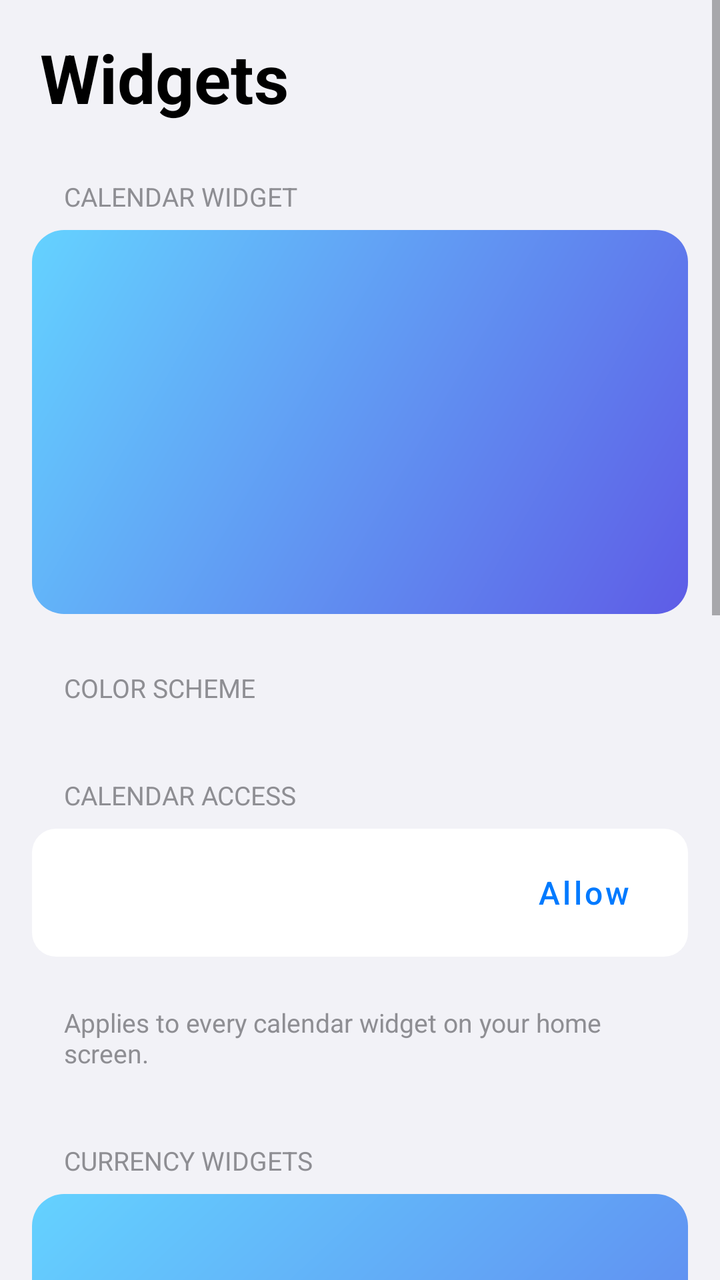
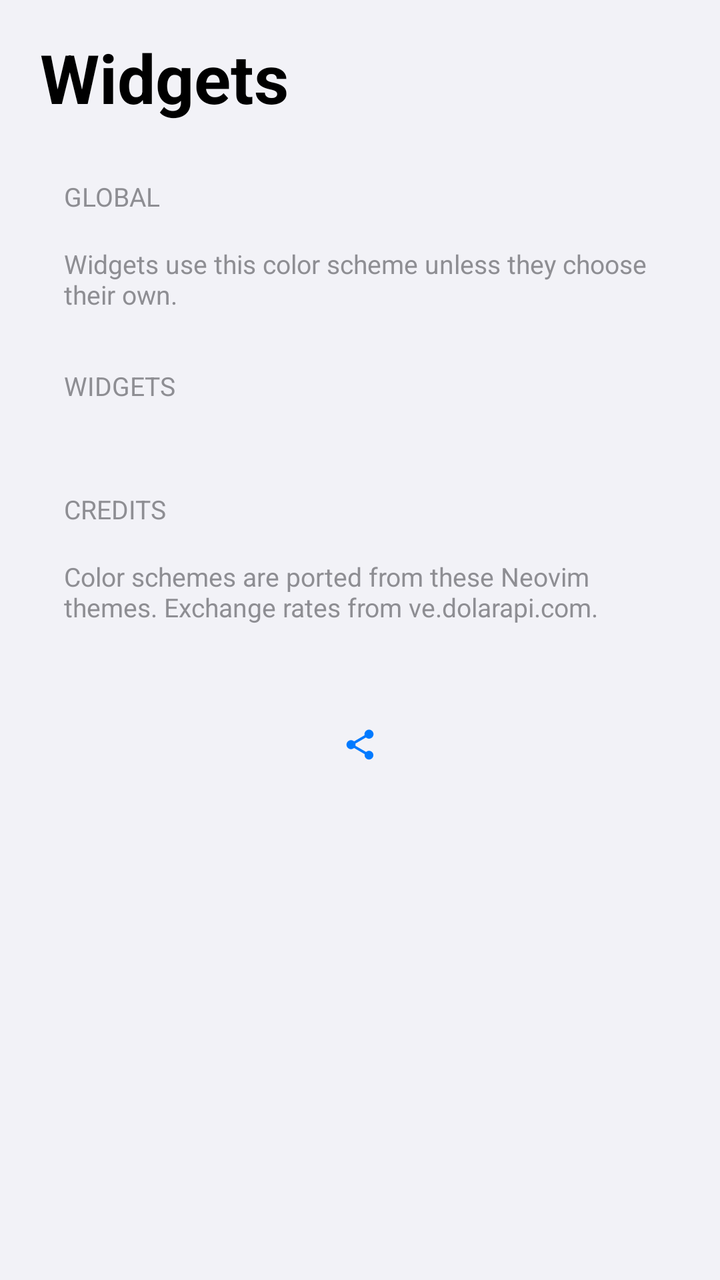

The first picture is an Android layout as it rendered before a commit; the second is the same layout after the commit. The layout source and the unified diff follow.
<!-- AndroidManifest.xml: application theme Theme.WidgetKit -->
<!-- res/layout/activity_main.xml -->
<?xml version="1.0" encoding="utf-8"?>
<ScrollView xmlns:android="http://schemas.android.com/apk/res/android"
    android:id="@+id/root"
    android:layout_width="match_parent"
    android:layout_height="match_parent"
    android:clipToPadding="false"
    android:fillViewport="true">

    <LinearLayout
        android:layout_width="match_parent"
        android:layout_height="wrap_content"
        android:orientation="vertical"
        android:paddingStart="16dp"
        android:paddingEnd="16dp"
        android:paddingBottom="24dp">

        <TextView
            android:layout_width="wrap_content"
            android:layout_height="wrap_content"
            android:layout_marginStart="4dp"
            android:layout_marginTop="16dp"
            android:text="@string/settings_title"
            android:textColor="@color/app_label"
            android:textSize="34sp"
            android:textStyle="bold" />

        
        <TextView
            style="@style/SettingsSectionHeader"
            android:text="@string/settings_section_calendar" />

        <FrameLayout style="@style/SettingsPreviewBackdrop">

            <FrameLayout
                android:id="@+id/preview_calendar"
                android:layout_width="match_parent"
                android:layout_height="160dp" />
        </FrameLayout>

        <TextView
            style="@style/SettingsSectionHeader"
            android:text="@string/settings_section_scheme" />

        <LinearLayout
            android:id="@+id/scheme_list_calendar"
            style="@style/SettingsList" />

        <TextView
            style="@style/SettingsSectionHeader"
            android:text="@string/settings_section_access" />

        <LinearLayout
            style="@style/SettingsCard"
            android:gravity="center_vertical"
            android:orientation="horizontal">

            <TextView
                android:id="@+id/access_status"
                android:layout_width="0dp"
                android:layout_height="wrap_content"
                android:layout_weight="1"
                android:textColor="@color/app_label"
                android:textSize="16sp" />

            <com.google.android.material.button.MaterialButton
                android:id="@+id/access_button"
                style="@style/Widget.MaterialComponents.Button.TextButton"
                android:layout_width="wrap_content"
                android:layout_height="wrap_content"
                android:text="@string/settings_access_allow"
                android:textAllCaps="false"
                android:textSize="16sp" />
        </LinearLayout>

        <LinearLayout
            android:id="@+id/actions_calendar"
            style="@style/SettingsList"
            android:layout_marginTop="16dp" />

        <TextView
            style="@style/SettingsFooter"
            android:text="@string/settings_footer_calendar" />

        
        <TextView
            style="@style/SettingsSectionHeader"
            android:layout_marginTop="36dp"
            android:text="@string/settings_section_currency" />

        <LinearLayout
            style="@style/SettingsPreviewBackdrop"
            android:orientation="vertical">

            <LinearLayout
                android:layout_width="match_parent"
                android:layout_height="wrap_content"
                android:orientation="horizontal">

                <FrameLayout
                    android:id="@+id/preview_usd"
                    android:layout_width="0dp"
                    android:layout_height="150dp"
                    android:layout_weight="1" />

                <Space
                    android:layout_width="16dp"
                    android:layout_height="0dp" />

                <FrameLayout
                    android:id="@+id/preview_eur"
                    android:layout_width="0dp"
                    android:layout_height="150dp"
                    android:layout_weight="1" />
            </LinearLayout>

            <FrameLayout
                android:id="@+id/preview_both"
                android:layout_width="match_parent"
                android:layout_height="150dp"
                android:layout_marginTop="16dp" />
        </LinearLayout>

        <TextView
            style="@style/SettingsSectionHeader"
            android:text="@string/settings_section_scheme" />

        <LinearLayout
            android:id="@+id/scheme_list_currency"
            style="@style/SettingsList" />

        <TextView
            style="@style/SettingsSectionHeader"
            android:text="@string/settings_section_sources" />

        <LinearLayout
            android:id="@+id/sources_list"
            style="@style/SettingsList" />

        <TextView
            style="@style/SettingsSectionHeader"
            android:text="@string/settings_section_display" />

        <LinearLayout
            style="@style/SettingsCard"
            android:gravity="center_vertical"
            android:orientation="horizontal"
            android:paddingEnd="16dp">

            <LinearLayout
                android:layout_width="0dp"
                android:layout_height="wrap_content"
                android:layout_weight="1"
                android:orientation="vertical">

                <TextView
                    android:layout_width="wrap_content"
                    android:layout_height="wrap_content"
                    android:text="@string/settings_show_change"
                    android:textColor="@color/app_label"
                    android:textSize="16sp" />

                <TextView
                    android:layout_width="wrap_content"
                    android:layout_height="wrap_content"
                    android:layout_marginTop="2dp"
                    android:text="@string/settings_show_change_hint"
                    android:textColor="@color/app_secondary_label"
                    android:textSize="13sp" />
            </LinearLayout>

            <com.google.android.material.switchmaterial.SwitchMaterial
                android:id="@+id/show_change_switch"
                android:layout_width="wrap_content"
                android:layout_height="wrap_content" />
        </LinearLayout>

        <LinearLayout
            android:id="@+id/actions_currency"
            style="@style/SettingsList"
            android:layout_marginTop="16dp" />

        <TextView
            style="@style/SettingsFooter"
            android:text="@string/settings_footer_currency" />

        
        <LinearLayout
            android:layout_width="wrap_content"
            android:layout_height="wrap_content"
            android:layout_gravity="center_horizontal"
            android:layout_marginTop="40dp"
            android:gravity="center_vertical"
            android:orientation="horizontal">

            <TextView
                android:id="@+id/app_version"
                android:layout_width="wrap_content"
                android:layout_height="wrap_content"
                android:textColor="@color/app_secondary_label"
                android:textIsSelectable="true"
                android:textSize="13sp" />

            <ImageView
                android:id="@+id/share_version"
                android:layout_width="40dp"
                android:layout_height="40dp"
                android:background="?android:attr/selectableItemBackgroundBorderless"
                android:contentDescription="@string/settings_share_version"
                android:padding="11dp"
                android:src="@drawable/ic_share"
                android:tint="@color/app_tint" />
        </LinearLayout>
    </LinearLayout>
</ScrollView>
<!-- resources referenced by this layout -->
<resources>
  <color name="app_label">#FF000000</color>
  <color name="app_secondary_label">#FF8E8E93</color>
  <color name="app_tint">#FF007AFF</color>
  <string name="settings_access_allow">Allow</string>
  <string name="settings_footer_calendar">Applies to every calendar widget on your home screen.</string>
  <string name="settings_footer_currency">Applies to all three currency widgets. Rates from ve.dolarapi.com.</string>
  <string name="settings_section_access">CALENDAR ACCESS</string>
  <string name="settings_section_calendar">CALENDAR WIDGET</string>
  <string name="settings_section_currency">CURRENCY WIDGETS</string>
  <string name="settings_section_display">DISPLAY</string>
  <string name="settings_section_scheme">COLOR SCHEME</string>
  <string name="settings_section_sources">SOURCES</string>
  <string name="settings_share_version">Share download link</string>
  <string name="settings_show_change">Show change</string>
  <string name="settings_show_change_hint">Difference from each rate\'s previous value.</string>
  <string name="settings_title">Widgets</string>
  <style name="SettingsCard">
          <item name="android:layout_width">match_parent</item>
          <item name="android:layout_height">wrap_content</item>
          <item name="android:background">@drawable/app_card</item>
          <item name="android:minHeight">52dp</item>
          <item name="android:paddingStart">16dp</item>
          <item name="android:paddingEnd">8dp</item>
          <item name="android:paddingTop">8dp</item>
          <item name="android:paddingBottom">8dp</item>
      </style>
  <style name="SettingsFooter">
          <item name="android:layout_width">match_parent</item>
          <item name="android:layout_height">wrap_content</item>
          <item name="android:layout_marginStart">16dp</item>
          <item name="android:layout_marginTop">8dp</item>
          <item name="android:layout_marginEnd">16dp</item>
          <item name="android:textColor">@color/app_secondary_label</item>
          <item name="android:textSize">13sp</item>
      </style>
  <style name="SettingsList">
          <item name="android:layout_width">match_parent</item>
          <item name="android:layout_height">wrap_content</item>
          <item name="android:background">@drawable/app_card</item>
          <item name="android:orientation">vertical</item>
      </style>
  <style name="SettingsPreviewBackdrop">
          <item name="android:layout_width">match_parent</item>
          <item name="android:layout_height">wrap_content</item>
          <item name="android:background">@drawable/app_preview_backdrop</item>
          <item name="android:padding">16dp</item>
      </style>
  <style name="SettingsSectionHeader">
          <item name="android:layout_width">wrap_content</item>
          <item name="android:layout_height">wrap_content</item>
          <item name="android:layout_marginStart">16dp</item>
          <item name="android:layout_marginTop">28dp</item>
          <item name="android:layout_marginBottom">8dp</item>
          <item name="android:textColor">@color/app_secondary_label</item>
          <item name="android:textSize">13sp</item>
      </style>
  <!-- drawable app_card (drawable) -->
  <?xml version="1.0" encoding="utf-8"?>
  <shape xmlns:android="http://schemas.android.com/apk/res/android" android:shape="rectangle">
      <solid android:color="@color/app_card" />
      <corners android:radius="12dp" />
  </shape>
  <!-- drawable app_preview_backdrop (drawable) -->
  <?xml version="1.0" encoding="utf-8"?>
  <shape xmlns:android="http://schemas.android.com/apk/res/android" android:shape="rectangle">
      <gradient
          android:angle="315"
          android:endColor="#FF5E5CE6"
          android:startColor="#FF64D2FF" />
      <corners android:radius="16dp" />
  </shape>
  <color name="white">#FFFFFFFF</color>
  <color name="app_grouped_background">#FFF2F2F7</color>
  <color name="app_card">#FFFFFFFF</color>
  <!-- unchanged entries left out for length: 2 -->
</resources>

<!-- the commit's change to res/layout/activity_main.xml (unified diff, before → after) -->
@@ -7,6 +7,7 @@
     android:fillViewport="true">
 
     <LinearLayout
+        android:id="@+id/content"
         android:layout_width="match_parent"
         android:layout_height="wrap_content"
         android:orientation="vertical"
@@ -27,161 +28,40 @@
         
         <TextView
             style="@style/SettingsSectionHeader"
-            android:text="@string/settings_section_calendar" />
-
-        <FrameLayout style="@style/SettingsPreviewBackdrop">
-
-            <FrameLayout
-                android:id="@+id/preview_calendar"
-                android:layout_width="match_parent"
-                android:layout_height="160dp" />
-        </FrameLayout>
-
-        <TextView
-            style="@style/SettingsSectionHeader"
-            android:text="@string/settings_section_scheme" />
+            android:text="@string/settings_section_global" />
 
         <LinearLayout
-            android:id="@+id/scheme_list_calendar"
+            android:id="@+id/global_list"
             style="@style/SettingsList" />
 
         <TextView
+            style="@style/SettingsFooter"
+            android:text="@string/settings_global_footer" />
+
+        
+        <TextView
             style="@style/SettingsSectionHeader"
-            android:text="@string/settings_section_access" />
+            android:text="@string/settings_section_widgets" />
 
         <LinearLayout
-            style="@style/SettingsCard"
-            android:gravity="center_vertical"
-            android:orientation="horizontal">
-
-            <TextView
-                android:id="@+id/access_status"
-                android:layout_width="0dp"
-                android:layout_height="wrap_content"
-                android:layout_weight="1"
-                android:textColor="@color/app_label"
-                android:textSize="16sp" />
-
-            <com.google.android.material.button.MaterialButton
-                android:id="@+id/access_button"
-                style="@style/Widget.MaterialComponents.Button.TextButton"
-                android:layout_width="wrap_content"
-                android:layout_height="wrap_content"
-                android:text="@string/settings_access_allow"
-                android:textAllCaps="false"
-                android:textSize="16sp" />
-        </LinearLayout>
-
-        <LinearLayout
-            android:id="@+id/actions_calendar"
-            style="@style/SettingsList"
-            android:layout_marginTop="16dp" />
-
-        <TextView
-            style="@style/SettingsFooter"
-            android:text="@string/settings_footer_calendar" />
+            android:id="@+id/accordion"
+            android:layout_width="match_parent"
+            android:layout_height="wrap_content"
+            android:orientation="vertical" />
 
         
         <TextView
             style="@style/SettingsSectionHeader"
             android:layout_marginTop="36dp"
-            android:text="@string/settings_section_currency" />
+            android:text="@string/settings_section_credits" />
 
         <LinearLayout
-            style="@style/SettingsPreviewBackdrop"
-            android:orientation="vertical">
-
-            <LinearLayout
-                android:layout_width="match_parent"
-                android:layout_height="wrap_content"
-                android:orientation="horizontal">
-
-                <FrameLayout
-                    android:id="@+id/preview_usd"
-                    android:layout_width="0dp"
-                    android:layout_height="150dp"
-                    android:layout_weight="1" />
-
-                <Space
-                    android:layout_width="16dp"
-                    android:layout_height="0dp" />
-
-                <FrameLayout
-                    android:id="@+id/preview_eur"
-                    android:layout_width="0dp"
-                    android:layout_height="150dp"
-                    android:layout_weight="1" />
-            </LinearLayout>
-
-            <FrameLayout
-                android:id="@+id/preview_both"
-                android:layout_width="match_parent"
-                android:layout_height="150dp"
-                android:layout_marginTop="16dp" />
-        </LinearLayout>
-
-        <TextView
-            style="@style/SettingsSectionHeader"
-            android:text="@string/settings_section_scheme" />
-
-        <LinearLayout
-            android:id="@+id/scheme_list_currency"
+            android:id="@+id/credits_list"
             style="@style/SettingsList" />
 
         <TextView
-            style="@style/SettingsSectionHeader"
-            android:text="@string/settings_section_sources" />
-
-        <LinearLayout
-            android:id="@+id/sources_list"
-            style="@style/SettingsList" />
-
-        <TextView
-            style="@style/SettingsSectionHeader"
-            android:text="@string/settings_section_display" />
-
-        <LinearLayout
-            style="@style/SettingsCard"
-            android:gravity="center_vertical"
-            android:orientation="horizontal"
-            android:paddingEnd="16dp">
-
-            <LinearLayout
-                android:layout_width="0dp"
-                android:layout_height="wrap_content"
-                android:layout_weight="1"
-                android:orientation="vertical">
-
-                <TextView
-                    android:layout_width="wrap_content"
-                    android:layout_height="wrap_content"
-                    android:text="@string/settings_show_change"
-                    android:textColor="@color/app_label"
-                    android:textSize="16sp" />
-
-                <TextView
-                    android:layout_width="wrap_content"
-                    android:layout_height="wrap_content"
-                    android:layout_marginTop="2dp"
-                    android:text="@string/settings_show_change_hint"
-                    android:textColor="@color/app_secondary_label"
-                    android:textSize="13sp" />
-            </LinearLayout>
-
-            <com.google.android.material.switchmaterial.SwitchMaterial
-                android:id="@+id/show_change_switch"
-                android:layout_width="wrap_content"
-                android:layout_height="wrap_content" />
-        </LinearLayout>
-
-        <LinearLayout
-            android:id="@+id/actions_currency"
-            style="@style/SettingsList"
-            android:layout_marginTop="16dp" />
-
-        <TextView
             style="@style/SettingsFooter"
-            android:text="@string/settings_footer_currency" />
+            android:text="@string/settings_credits_footer" />
 
         
         <LinearLayout
<!-- resource entries referenced after the edit -->
@@ -3,29 +3,13 @@
   <color name="app_label">#FF000000</color>
   <color name="app_secondary_label">#FF8E8E93</color>
   <color name="app_tint">#FF007AFF</color>
-  <string name="settings_access_allow">Allow</string>
-  <string name="settings_footer_calendar">Applies to every calendar widget on your home screen.</string>
-  <string name="settings_footer_currency">Applies to all three currency widgets. Rates from ve.dolarapi.com.</string>
-  <string name="settings_section_access">CALENDAR ACCESS</string>
-  <string name="settings_section_calendar">CALENDAR WIDGET</string>
-  <string name="settings_section_currency">CURRENCY WIDGETS</string>
-  <string name="settings_section_display">DISPLAY</string>
-  <string name="settings_section_scheme">COLOR SCHEME</string>
-  <string name="settings_section_sources">SOURCES</string>
+  <string name="settings_credits_footer">Color schemes are ported from these Neovim themes. Exchange rates from ve.dolarapi.com.</string>
+  <string name="settings_global_footer">Widgets use this color scheme unless they choose their own.</string>
+  <string name="settings_section_credits">CREDITS</string>
+  <string name="settings_section_global">GLOBAL</string>
+  <string name="settings_section_widgets">WIDGETS</string>
   <string name="settings_share_version">Share download link</string>
-  <string name="settings_show_change">Show change</string>
-  <string name="settings_show_change_hint">Difference from each rate\'s previous value.</string>
   <string name="settings_title">Widgets</string>
-  <style name="SettingsCard">
-          <item name="android:layout_width">match_parent</item>
-          <item name="android:layout_height">wrap_content</item>
-          <item name="android:background">@drawable/app_card</item>
-          <item name="android:minHeight">52dp</item>
-          <item name="android:paddingStart">16dp</item>
-          <item name="android:paddingEnd">8dp</item>
-          <item name="android:paddingTop">8dp</item>
-          <item name="android:paddingBottom">8dp</item>
-      </style>
   <style name="SettingsFooter">
           <item name="android:layout_width">match_parent</item>
           <item name="android:layout_height">wrap_content</item>
@@ -40,12 +24,6 @@
           <item name="android:layout_height">wrap_content</item>
           <item name="android:background">@drawable/app_card</item>
           <item name="android:orientation">vertical</item>
-      </style>
-  <style name="SettingsPreviewBackdrop">
-          <item name="android:layout_width">match_parent</item>
-          <item name="android:layout_height">wrap_content</item>
-          <item name="android:background">@drawable/app_preview_backdrop</item>
-          <item name="android:padding">16dp</item>
       </style>
   <style name="SettingsSectionHeader">
           <item name="android:layout_width">wrap_content</item>
@@ -62,15 +40,6 @@
       <solid android:color="@color/app_card" />
       <corners android:radius="12dp" />
   </shape>
-  <!-- drawable app_preview_backdrop (drawable) -->
-  <?xml version="1.0" encoding="utf-8"?>
-  <shape xmlns:android="http://schemas.android.com/apk/res/android" android:shape="rectangle">
-      <gradient
-          android:angle="315"
-          android:endColor="#FF5E5CE6"
-          android:startColor="#FF64D2FF" />
-      <corners android:radius="16dp" />
-  </shape>
   <color name="white">#FFFFFFFF</color>
   <color name="app_grouped_background">#FFF2F2F7</color>
   <color name="app_card">#FFFFFFFF</color>
